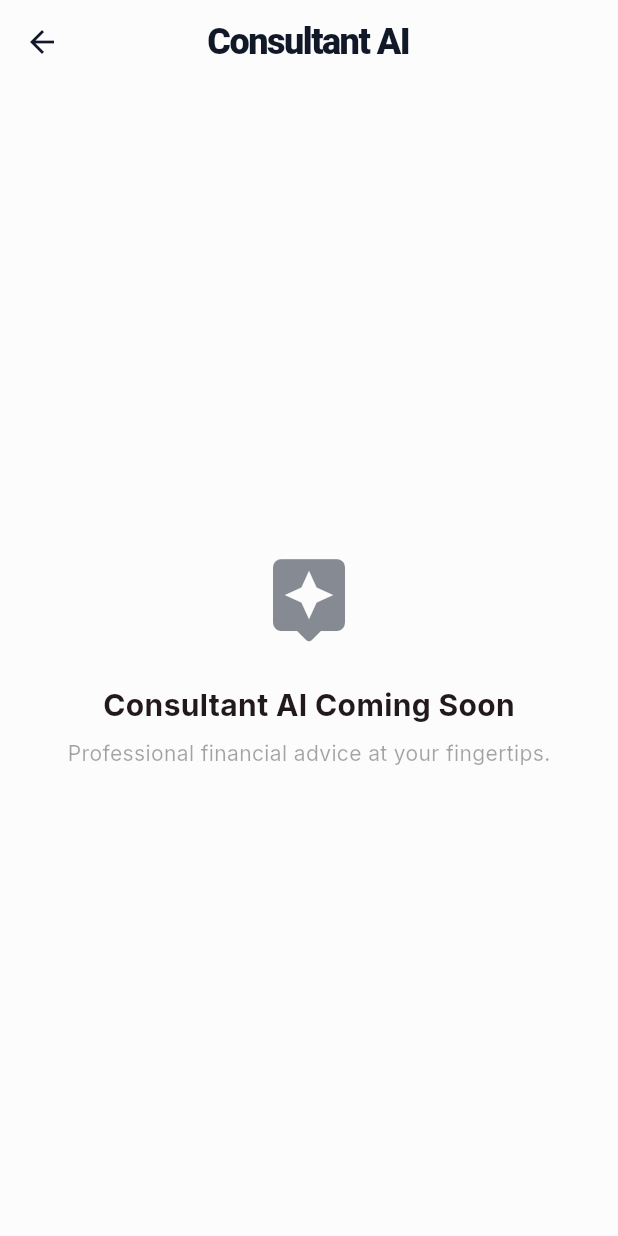
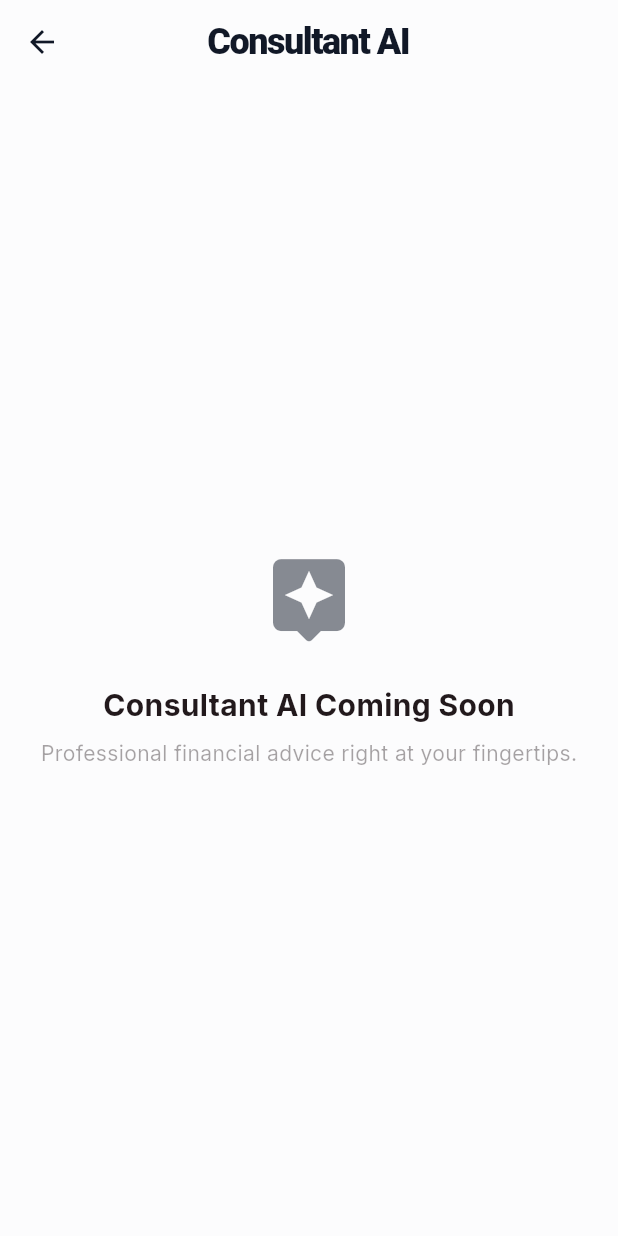
Before and after one commit to ermiyashenok/apps, a Flutter app: the ConsultantScreen screen opened directly, on a phone screen of 412 x 824 dp. Run offline on Flutter 3.47's test engine with Material 3 defaults, Android fonts, the phone set to English and light mode, and no system bars; our stand-ins replace fl_chart, google_fonts, shared_preferences, table_calendar; accounts and stored records are empty.

```diff
--- a/account_manager/lib/screens/consultant_screen.dart
+++ b/account_manager/lib/screens/consultant_screen.dart
@@ -31,7 +31,7 @@ class ConsultantScreen extends StatelessWidget {
             ),
             const SizedBox(height: 8),
             Text(
-              'Professional financial advice at your fingertips.',
+              'Professional financial advice right at your fingertips.',
               style: TextStyle(
                 fontSize: 14,
                 color: Theme.of(context).colorScheme.onSurface.withValues(alpha: 0.4),
```
